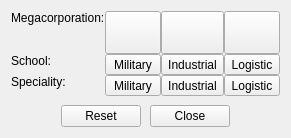
Old version of the form src/attributeeditor.ui in the repository nnemkin/perpetuum-planner.
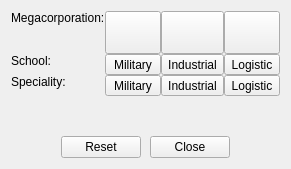
New version of the form. Icons and pictures are not drawn.

Commit message: Removed starter EP from current/planned totals.

What changed in the file:
```diff
--- a/src/attributeeditor.ui
+++ b/src/attributeeditor.ui
@@ -404,6 +404,32 @@
      </layout>
     </widget>
    </item>
+   <item>
+    <widget class="QLabel" name="labelStarterCost">
+     <property name="text">
+      <string notr="true"/>
+     </property>
+     <property name="alignment">
+      <set>Qt::AlignCenter</set>
+     </property>
+    </widget>
+   </item>
+   <item>
+    <spacer name="verticalSpacer">
+     <property name="orientation">
+      <enum>Qt::Vertical</enum>
+     </property>
+     <property name="sizeType">
+      <enum>QSizePolicy::Fixed</enum>
+     </property>
+     <property name="sizeHint" stdset="0">
+      <size>
+       <width>20</width>
+       <height>8</height>
+      </size>
+     </property>
+    </spacer>
+   </item>
    <item>
     <layout class="QHBoxLayout" name="horizontalLayout">
      <item>
```
The commit also changes 4 other files.
